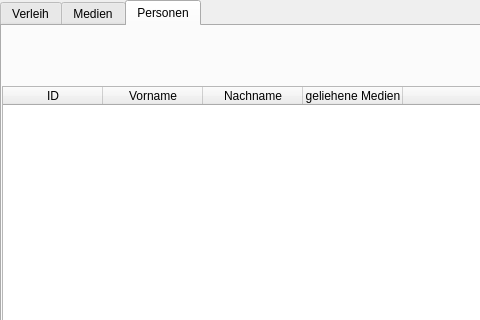
First picture: the form in lending_system.ui, repository RaphaelNeubert/lending_system, before the edit; both pictures show x 0 to 480 and y 0 to 320 of the 800 by 600 pixel window.
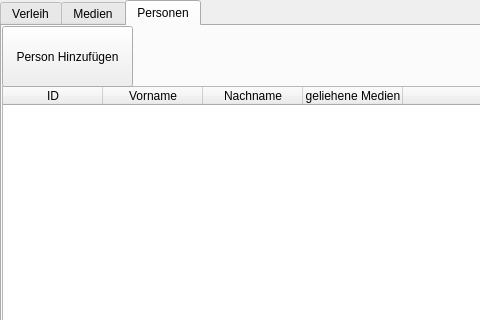
Second picture: the form after the edit. The open tabs and pages were chosen to show the change.

Commit message: created add person dialog

What changed in the file:
```diff
--- a/lending_system.ui
+++ b/lending_system.ui
@@ -186,6 +186,19 @@
        </property>
       </column>
      </widget>
+     <widget class="QPushButton" name="add_person_btn">
+      <property name="geometry">
+       <rect>
+        <x>0</x>
+        <y>0</y>
+        <width>131</width>
+        <height>61</height>
+       </rect>
+      </property>
+      <property name="text">
+       <string>Person Hinzufügen</string>
+      </property>
+     </widget>
     </widget>
    </widget>
   </widget>
```
Left out of the diff: 2 changed lines with no effect on the pictures. The commit also changes 12 other files.
